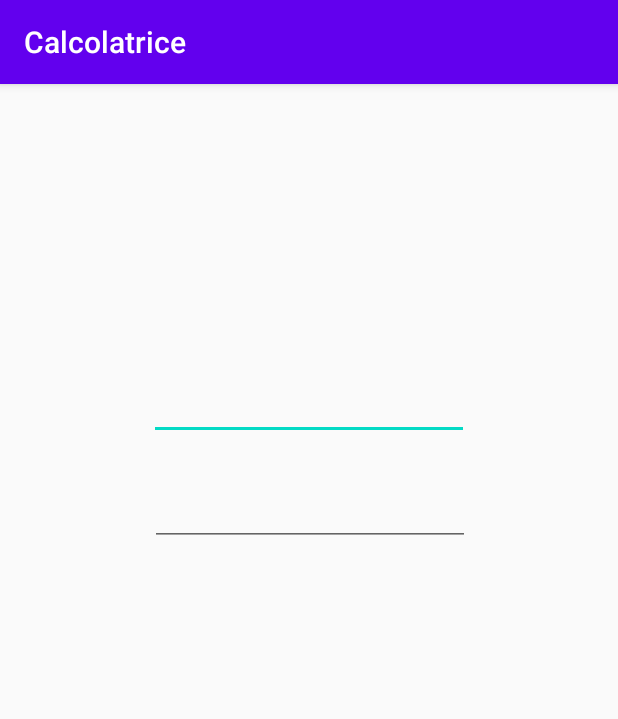
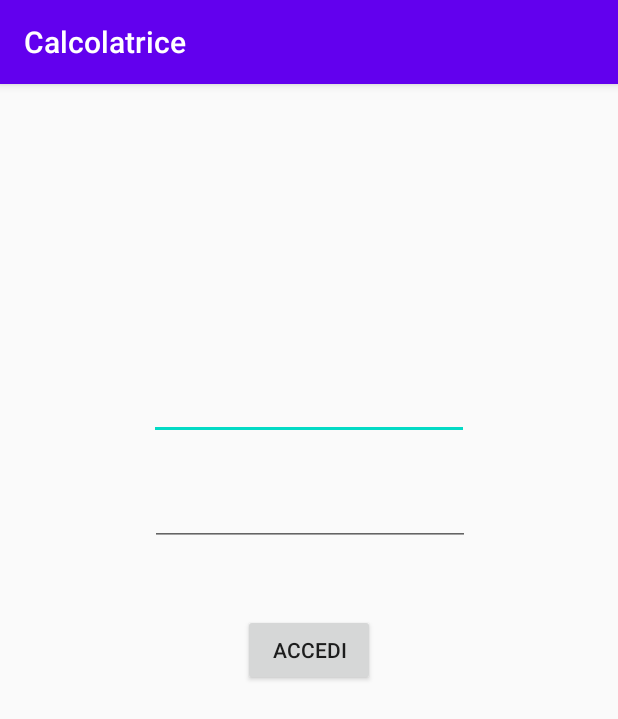
Before and after one commit to IlBarbo/Calcolatrice, an Android app: the screen it shows after launch (Main_Activity), on a phone screen of 412 x 824 dp. Shown: the top 719 px of the screen. Run offline under Robolectric (Android 15) with nearby library versions, the phone set to English and light mode, and no system bars.

Commit message:
Aggiunta test prima activity

```diff
--- a/app/src/main/res/layout/main_activity.xml
+++ b/app/src/main/res/layout/main_activity.xml
@@ -26,12 +26,26 @@
         android:layout_width="wrap_content"
         android:layout_height="wrap_content"
         android:layout_marginStart="100dp"
+        android:layout_marginTop="25dp"
         android:layout_marginEnd="100dp"
-        android:layout_marginTop="25dp"
         android:ems="10"
         android:inputType="textPassword"
         app:layout_constraintStart_toStartOf="parent"
         app:layout_constraintTop_toBottomOf="@+id/Email" />
 
+    <Button
+        android:id="@+id/Access_Request"
+        style="@style/Widget.AppCompat.Button"
+        android:layout_width="wrap_content"
+        android:layout_height="wrap_content"
+        android:layout_marginStart="170dp"
+        android:layout_marginTop="45dp"
+        android:layout_marginEnd="170dp"
+        android:text="Accedi"
+        app:layout_constraintEnd_toEndOf="parent"
+        app:layout_constraintHorizontal_bias="0.529"
+        app:layout_constraintStart_toStartOf="parent"
+        app:layout_constraintTop_toBottomOf="@+id/Password" />
+
 
 </android.support.constraint.ConstraintLayout>
```
